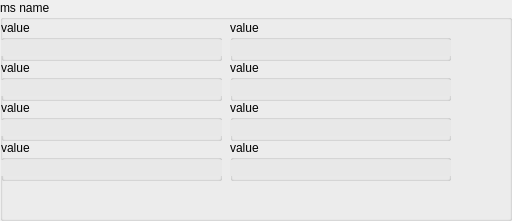
Old version of the form code/display/implement/region/QtMsRegionStats.ui in the repository radio-astro/casa.
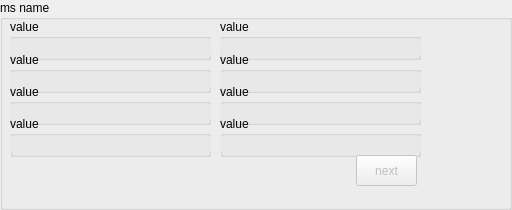
New version of the form.

The edit to the form file:
```diff
--- a/code/display/implement/region/QtMsRegionStats.ui
+++ b/code/display/implement/region/QtMsRegionStats.ui
@@ -7,9 +7,15 @@
     <x>0</x>
     <y>0</y>
     <width>512</width>
-    <height>221</height>
+    <height>210</height>
    </rect>
   </property>
+  <property name="minimumSize">
+   <size>
+    <width>460</width>
+    <height>0</height>
+   </size>
+  </property>
   <property name="windowTitle">
    <string>GroupBox</string>
   </property>
@@ -19,9 +25,9 @@
   <widget class="QGroupBox" name="box11">
    <property name="geometry">
     <rect>
-     <x>1</x>
-     <y>20</y>
-     <width>221</width>
+     <x>10</x>
+     <y>19</y>
+     <width>201</width>
      <height>41</height>
     </rect>
    </property>
@@ -42,7 +48,7 @@
      <rect>
       <x>0</x>
       <y>20</y>
-      <width>221</width>
+      <width>201</width>
       <height>16</height>
      </rect>
     </property>
@@ -105,9 +111,9 @@
   <widget class="QGroupBox" name="box12">
    <property name="geometry">
     <rect>
-     <x>230</x>
-     <y>20</y>
-     <width>221</width>
+     <x>220</x>
+     <y>19</y>
+     <width>201</width>
      <height>41</height>
     </rect>
    </property>
@@ -128,7 +134,7 @@
      <rect>
       <x>0</x>
       <y>20</y>
-      <width>221</width>
+      <width>201</width>
       <height>16</height>
      </rect>
     </property>
@@ -191,9 +197,9 @@
   <widget class="QGroupBox" name="box21">
    <property name="geometry">
     <rect>
-     <x>1</x>
-     <y>60</y>
-     <width>221</width>
+     <x>10</x>
+     <y>52</y>
+     <width>201</width>
      <height>41</height>
     </rect>
    </property>
@@ -214,7 +220,7 @@
      <rect>
       <x>0</x>
       <y>20</y>
-      <width>221</width>
+      <width>201</width>
       <height>16</height>
      </rect>
     </property>
@@ -277,9 +283,9 @@
   <widget class="QGroupBox" name="box22">
    <property name="geometry">
     <rect>
-     <x>230</x>
-     <y>60</y>
-     <width>221</width>
+     <x>220</x>
+     <y>52</y>
+     <width>201</width>
      <height>41</height>
     </rect>
    </property>
@@ -300,7 +306,7 @@
      <rect>
       <x>0</x>
       <y>20</y>
-      <width>221</width>
+      <width>201</width>
       <height>16</height>
      </rect>
     </property>
@@ -363,9 +369,9 @@
   <widget class="QGroupBox" name="box31">
    <property name="geometry">
     <rect>
-     <x>1</x>
-     <y>100</y>
-     <width>221</width>
+     <x>10</x>
+     <y>84</y>
+     <width>201</width>
      <height>41</height>
     </rect>
    </property>
@@ -386,7 +392,7 @@
      <rect>
       <x>0</x>
       <y>20</y>
-      <width>221</width>
+      <width>201</width>
       <height>16</height>
      </rect>
     </property>
@@ -449,9 +455,9 @@
   <widget class="QGroupBox" name="box32">
    <property name="geometry">
     <rect>
-     <x>230</x>
-     <y>100</y>
-     <width>221</width>
+     <x>220</x>
+     <y>84</y>
+     <width>201</width>
      <height>41</height>
     </rect>
    </property>
@@ -472,7 +478,7 @@
      <rect>
       <x>0</x>
       <y>20</y>
-      <width>221</width>
+      <width>201</width>
       <height>16</height>
      </rect>
     </property>
@@ -535,9 +541,9 @@
   <widget class="QGroupBox" name="box41">
    <property name="geometry">
     <rect>
-     <x>1</x>
-     <y>140</y>
-     <width>221</width>
+     <x>10</x>
+     <y>116</y>
+     <width>201</width>
      <height>41</height>
     </rect>
    </property>
@@ -558,7 +564,7 @@
      <rect>
       <x>0</x>
       <y>20</y>
-      <width>221</width>
+      <width>201</width>
       <height>16</height>
      </rect>
     </property>
@@ -621,9 +627,9 @@
   <widget class="QGroupBox" name="box42">
    <property name="geometry">
     <rect>
-     <x>230</x>
-     <y>140</y>
-     <width>221</width>
+     <x>220</x>
+     <y>116</y>
+     <width>201</width>
      <height>41</height>
     </rect>
    </property>
@@ -644,7 +650,7 @@
      <rect>
       <x>0</x>
       <y>20</y>
-      <width>221</width>
+      <width>201</width>
       <height>16</height>
      </rect>
     </property>
@@ -704,6 +710,25 @@
     </property>
    </widget>
   </widget>
+  <widget class="QPushButton" name="next_button">
+   <property name="enabled">
+    <bool>false</bool>
+   </property>
+   <property name="geometry">
+    <rect>
+     <x>356</x>
+     <y>155</y>
+     <width>61</width>
+     <height>31</height>
+    </rect>
+   </property>
+   <property name="text">
+    <string>next</string>
+   </property>
+   <property name="flat">
+    <bool>false</bool>
+   </property>
+  </widget>
  </widget>
  <resources/>
  <connections/>
```
